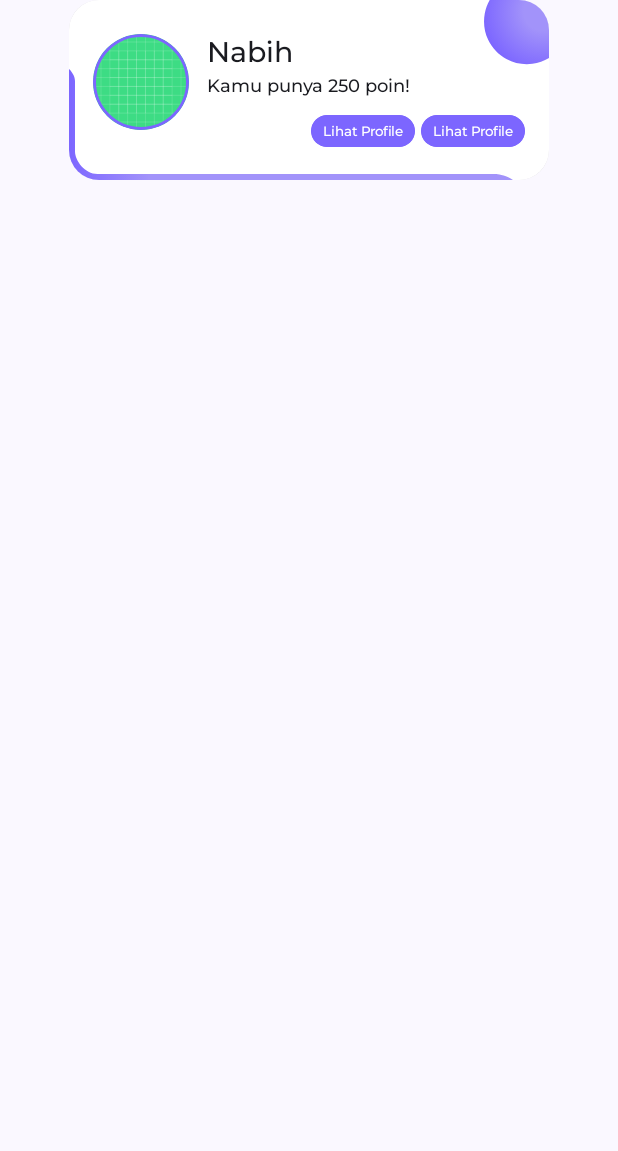
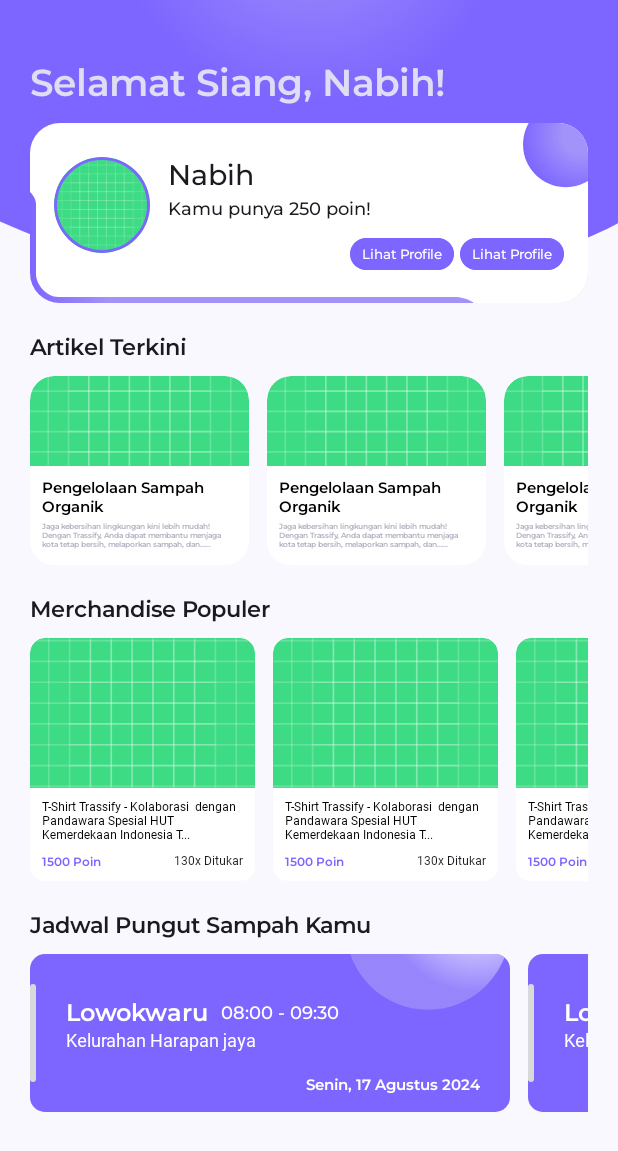
Before and after one commit to Izra4/Trassify, an Android app built with Jetpack Compose: the screen it shows after launch (MainActivity), on a phone screen of 412 x 824 dp. Shown: the top 1151 px of the screen. Run offline under Robolectric (Android 15) with nearby library versions, the light colour scheme and no system bars; Roboto replaces fonts that are not available here.

Commit message:
dashboard slicing completed

```diff
--- a/app/src/main/java/com/praktikum/trassify/MainActivity.kt
+++ b/app/src/main/java/com/praktikum/trassify/MainActivity.kt
@@ -15,6 +15,7 @@
 import com.praktikum.trassify.composables.ProfileCard
 import com.praktikum.trassify.ui.theme.TextType
 import com.praktikum.trassify.ui.theme.TrassifyTheme
+import com.praktikum.trassify.view.DashboardView
 
 class MainActivity : ComponentActivity() {
     override fun onCreate(savedInstanceState: Bundle?) {
@@ -24,7 +25,7 @@
             TrassifyTheme {
                 Scaffold(modifier = Modifier.fillMaxSize()) { innerPadding ->
                     Column (modifier = Modifier.padding(innerPadding)){
-                        ProfileCard()
+                        DashboardView()
                     }
                 }
             }
--- a/app/src/main/java/com/praktikum/trassify/composables/ArticleCard.kt
+++ b/app/src/main/java/com/praktikum/trassify/composables/ArticleCard.kt
@@ -33,7 +33,6 @@
             .height(126.dp)
             .clip(RoundedCornerShape(16.dp))
             .background(White)
-            .padding(8.dp)
     ) {
         Column(
             modifier = Modifier.fillMaxWidth(),
--- a/app/src/main/java/com/praktikum/trassify/composables/ProfileCard.kt
+++ b/app/src/main/java/com/praktikum/trassify/composables/ProfileCard.kt
@@ -38,7 +38,7 @@
     ){
     Box(
         modifier = Modifier
-            .width(320.dp)
+            .fillMaxWidth()
             .height(120.dp)
             .clip(RoundedCornerShape(20.dp))
             .shadow(elevation = 5.dp, shape = RoundedCornerShape(8.dp))
--- a/app/src/main/java/com/praktikum/trassify/view/DasboardView.kt
+++ b/app/src/main/java/com/praktikum/trassify/view/DasboardView.kt
@@ -7,27 +7,78 @@
 import androidx.compose.foundation.layout.Spacer
 import androidx.compose.foundation.layout.fillMaxWidth
 import androidx.compose.foundation.layout.height
+import androidx.compose.foundation.layout.padding
+import androidx.compose.foundation.lazy.LazyRow
 import androidx.compose.material3.Text
 import androidx.compose.runtime.Composable
 import androidx.compose.ui.Modifier
 import androidx.compose.ui.graphics.Color
+import androidx.compose.ui.layout.ContentScale
 import androidx.compose.ui.res.painterResource
 import androidx.compose.ui.tooling.preview.Preview
 import androidx.compose.ui.unit.dp
 import com.praktikum.trassify.R
+import com.praktikum.trassify.composables.ArticleCard
+import com.praktikum.trassify.composables.MerchandiseCard
 import com.praktikum.trassify.composables.ProfileCard
+import com.praktikum.trassify.composables.ScheduleCard
 import com.praktikum.trassify.ui.theme.TextType
 
 @Composable()
 fun DashboardView(){
     Column(modifier = Modifier.fillMaxWidth()) {
-        Box(modifier = Modifier.fillMaxWidth()){
-            Image(painter = painterResource(id = R.drawable.circle_dashboard), contentDescription = "circle", modifier =Modifier.fillMaxWidth())
-            Column(verticalArrangement = Arrangement.Bottom) {
+        Box{
+            Image(
+                painter = painterResource(id = R.drawable.circle_dashboard),
+                contentDescription = "circle",
+                modifier =Modifier.fillMaxWidth(),
+                contentScale = ContentScale.Crop
+            )
+            Column(
+                modifier = Modifier.fillMaxWidth().padding(start = 20.dp, top = 40.dp, end = 20.dp)
+            ) {
                 Text(text = "Selamat Siang, Nabih!", style = TextType.text25SemiBold, color = Color(0xFFDFDCF4))
                 Spacer(modifier = Modifier.height(12.dp))
                 ProfileCard()
             }
+        }
+        Column(
+            modifier = Modifier.padding(horizontal = 20.dp)
+        ) {
+            Spacer(modifier = Modifier.height(20.dp))
+            Text(
+                text = "Artikel Terkini",
+                style =  TextType.text15SemiBold
+            )
+            Spacer(modifier = Modifier.height(10.dp))
+            LazyRow(horizontalArrangement = Arrangement.spacedBy(12.dp)) {
+                items(5){
+                    ArticleCard()
+                }
+            }
+            Spacer(modifier = Modifier.height(20.dp))
+            Text(
+                text = "Merchandise Populer",
+                style =  TextType.text15SemiBold
+            )
+            Spacer(modifier = Modifier.height(10.dp))
+            LazyRow(horizontalArrangement = Arrangement.spacedBy(12.dp)) {
+                items(5){
+                    MerchandiseCard()
+                }
+            }
+            Spacer(modifier = Modifier.height(20.dp))
+            Text(
+                text = "Jadwal Pungut Sampah Kamu",
+                style =  TextType.text15SemiBold
+            )
+            Spacer(modifier = Modifier.height(10.dp))
+            LazyRow ( horizontalArrangement = Arrangement.spacedBy(12.dp)){
+                items(5){
+                    ScheduleCard()
+                }
+            }
+
         }
     }
 }
```
